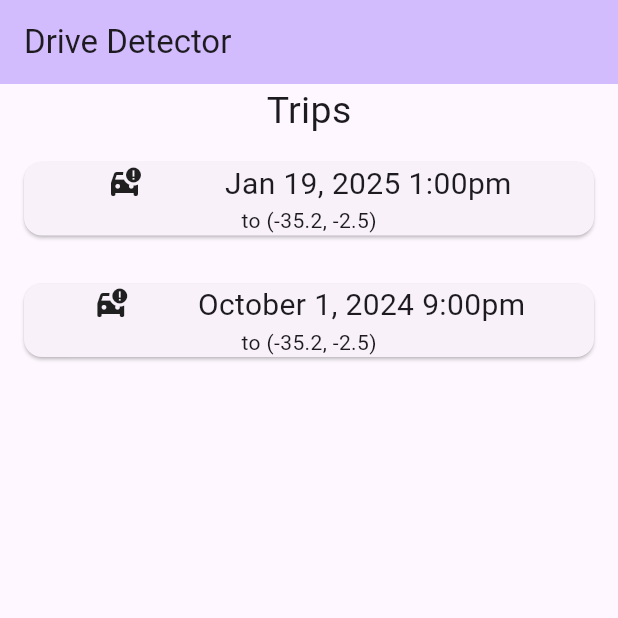
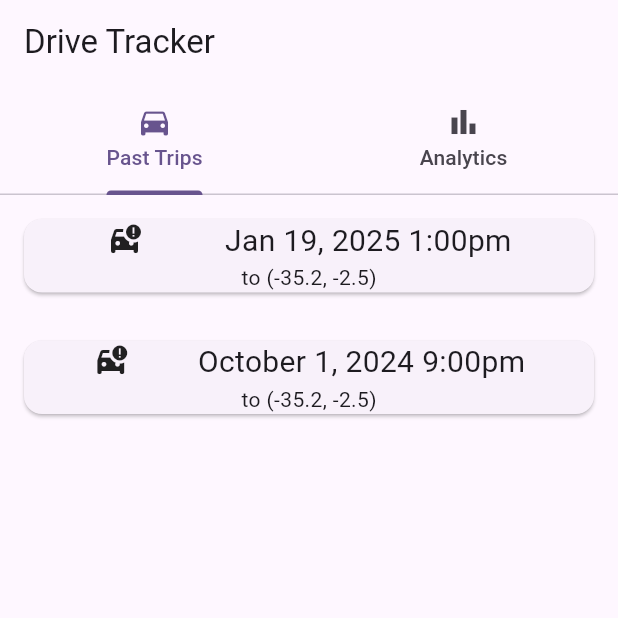
Before and after one commit to iglesias-johnluke/drive_detection_app, a Flutter app: the screen it shows after launch, on a phone screen of 412 x 824 dp, the top half of it. Run offline on Flutter 3.47's test engine with Material 3 defaults, Android fonts, the phone set to English and light mode, and no system bars.

Commit message:
Multiple tabs

```diff
--- a/lib/main.dart
+++ b/lib/main.dart
@@ -16,7 +16,10 @@ class MyApp extends StatelessWidget {
         colorScheme: ColorScheme.fromSeed(seedColor: Colors.deepPurple),
         useMaterial3: true,
       ),
-      home: const MyHomePage(title: 'Drive Detector'),
+      home: DefaultTabController(
+          length: 2,
+        child: MyHomePage(title: 'Drive Detector')
+      )
     );
   }
 }
@@ -30,35 +33,49 @@ class MyHomePage extends StatefulWidget {
 }
 
 class _MyHomePageState extends State<MyHomePage> {
-
   @override
   Widget build(BuildContext context) {
     return Scaffold(
       appBar: AppBar(
-        backgroundColor: Theme.of(context).colorScheme.inversePrimary,
-        title: Text(widget.title),
+          bottom: const TabBar(
+            tabs: [
+              Tab(icon: Icon(Icons.directions_car), text: "Past Trips",),
+              Tab(icon: Icon(Icons.bar_chart), text: "Analytics",),
+            ],
+          ),
+          title: const Text('Drive Tracker')
       ),
-      body: IntrinsicHeight(
-        child: Column(
-          mainAxisAlignment: MainAxisAlignment.center,
-          children: <Widget>[
-            const Text(
-              'Trips',
-              style: TextStyle(
-                fontSize: 25,
-              )
-            ),
-            tripCard("Jan 19, 2025 1:00pm", "to (-35.2, -2.5)"),
-            tripCard("October 1, 2024 9:00pm", "to (-35.2, -2.5)")
-          ],
-        ),
+      body: TabBarView(
+          children: [
+            pastTripTab(),
+            analyticsTab()
+          ]
       ),
+    );
+  }
+
+  Widget analyticsTab(){
+    return Column(
+      mainAxisAlignment: MainAxisAlignment.start,
+      children: <Widget>[
+        Text("Weekly Trips")
+      ],
+    );
+  }
+
+  Widget pastTripTab(){
+    return Column(
+      mainAxisAlignment: MainAxisAlignment.start,
+      children: <Widget>[
+        tripCard("Jan 19, 2025 1:00pm", "to (-35.2, -2.5)"),
+        tripCard("October 1, 2024 9:00pm", "to (-35.2, -2.5)")
+      ],
     );
   }
 
   Widget tripCard(String timestamp, String destination) {
     return Card(
-      margin: EdgeInsets.all(16),
+        margin: EdgeInsets.all(16),
         child: Column(
           children: [
             Row(
@@ -68,7 +85,7 @@ class _MyHomePageState extends State<MyHomePage> {
                 Text(
                   timestamp,
                   style: TextStyle(
-                    fontSize: 20
+                      fontSize: 20
                   ),
                 )
               ],
```
